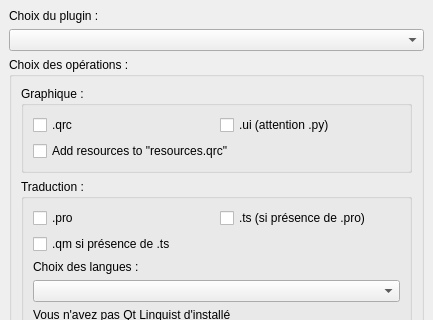
The window that plugin_compiler_dockwidget_base.ui (CyprienAn/PluginCompiler) describes before a commit, drawn with Qt 5; both pictures show x 0 to 433 and y 0 to 320 of the 433 by 649 pixel window.
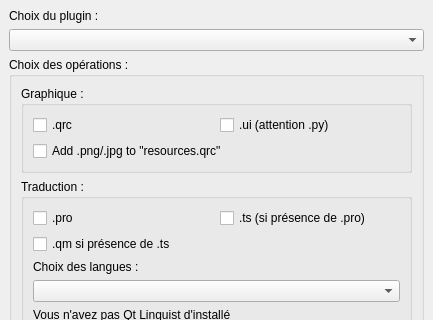
The same window after the commit. Custom widgets are drawn as their Qt base class.

What changed in the file:
```diff
--- a/plugin_compiler_dockwidget_base.ui
+++ b/plugin_compiler_dockwidget_base.ui
@@ -58,7 +58,7 @@
           <item>
            <widget class="QCheckBox" name="ckbResources">
             <property name="text">
-             <string>Add resources to &quot;resources.qrc&quot;</string>
+             <string>Add .png/.jpg to &quot;resources.qrc&quot;</string>
             </property>
            </widget>
           </item>
```
